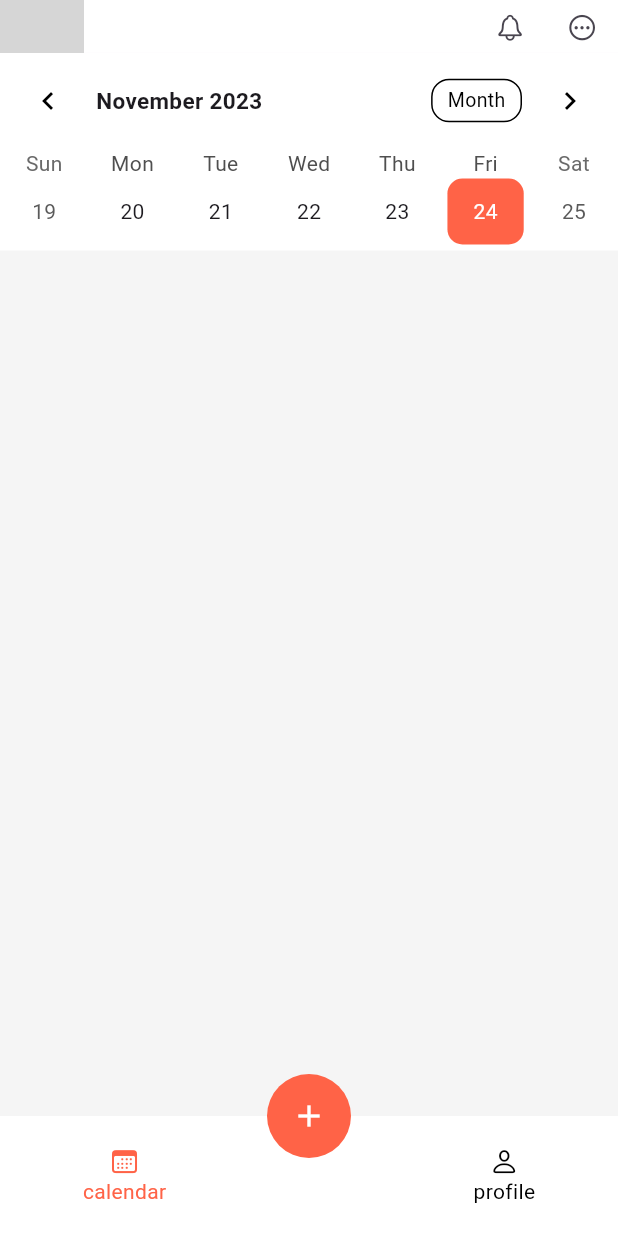
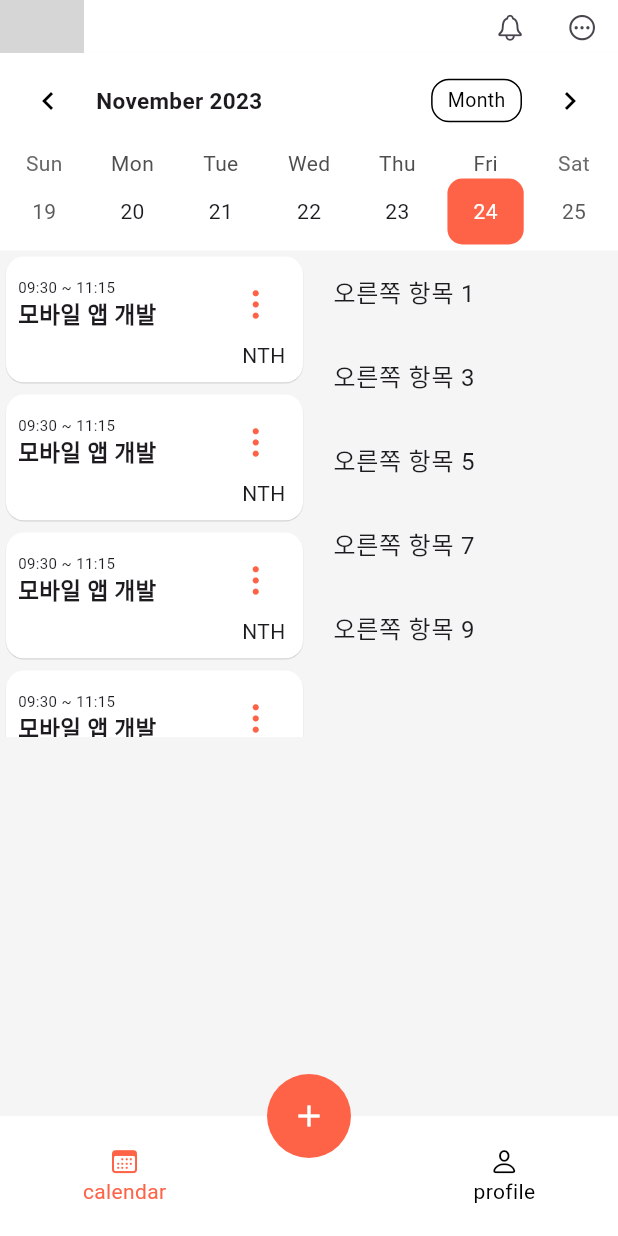
Before and after one commit to Drag-your-task/Drag, a Flutter app: the screen it shows once a user with an empty profile is signed in, on a phone screen of 412 x 824 dp. Run offline on Flutter 3.47's test engine with Material 3 defaults, Android fonts, the phone set to English and light mode, and no system bars; drawn by our look-alikes of table_calendar; our stand-ins replace firebase_auth, firebase_core, google_sign_in; accounts and stored records are empty; generated files the repository leaves out were written again; grey boxes are pictures that could not be loaded.

Commit message:
modify calendar_screen.dart

```diff
--- a/lib/views/calendar_screen.dart
+++ b/lib/views/calendar_screen.dart
@@ -1,5 +1,6 @@
 import 'package:drag/theme/colors.dart';
 import 'package:drag/views/home_screen.dart';
+import 'package:flutter/cupertino.dart';
 import 'package:flutter/material.dart';
 import 'package:table_calendar/table_calendar.dart';
 
@@ -98,6 +99,86 @@ class _CalendarScreenState extends State<CalendarScreen> {
                 );
               })),
         ),
+
+
+        // Row(
+        //   children: [
+        //
+        //   ],
+        // ),
+        SingleChildScrollView(
+          child: Container(
+            height: MediaQuery.of(context).size.height - 500,
+            width: MediaQuery.of(context).size.width,
+            child: Row(
+              children: [
+                Expanded(
+                  child: ListView.builder(
+                    itemCount: 10, // 항목의 수를 설정합니다.
+                    itemBuilder: (context, index) {
+
+                      return Card(
+                        color: Colors.white,
+                        elevation: 0.3,
+                        child: Padding(
+                          padding: const EdgeInsets.all(8.0),
+                          child: Column(
+                            children: [
+                              Row(
+                                mainAxisAlignment: MainAxisAlignment.spaceBetween,
+                                children: [
+                                  Column(
+                                    crossAxisAlignment: CrossAxisAlignment.start,
+                                    children: [
+                                      Text('09:30 ~ 11:15',
+                                        style: TextStyle(
+                                          fontSize: 10,
+                                        ),
+                                      ),
+                                      Text('모바일 앱 개발', style: TextStyle(
+                                        fontSize: 15,
+                                        fontWeight: FontWeight.bold,
+                                      ),),
+                                    ],
+                                  ),
+                                  RotatedBox(
+                                    quarterTurns: 1, // 90도 회전
+                                    child: IconButton(
+                                      padding: EdgeInsets.zero,
+                                      icon: Icon(CupertinoIcons.ellipsis, color: AppColors.primary,),
+                                      onPressed: () {
+                                        // 버튼이 눌렸을 때 수행할 동작
+                                      },
+                                    ),
+                                  ),
+                                ],
+                              ),
+                              Container(alignment:Alignment.centerRight, child: Text('NTH ')),
+                            ],
+                          ),
+                        ),
+                      );
+
+                    },
+                  ),
+                ),
+                Expanded(
+                  child: ListView.builder(
+                    itemCount: 10, // 항목의 수를 설정합니다.
+                    itemBuilder: (context, index) {
+                      // 홀수 인덱스만 표시합니다.
+                      return index % 2 != 0 ? ListTile(title: Text('오른쪽 항목 $index')) : Container();
+                    },
+                  ),
+                ),
+              ],
+            ),
+          ),
+        )
+
+
+
+
       ],
     );
   }
```
